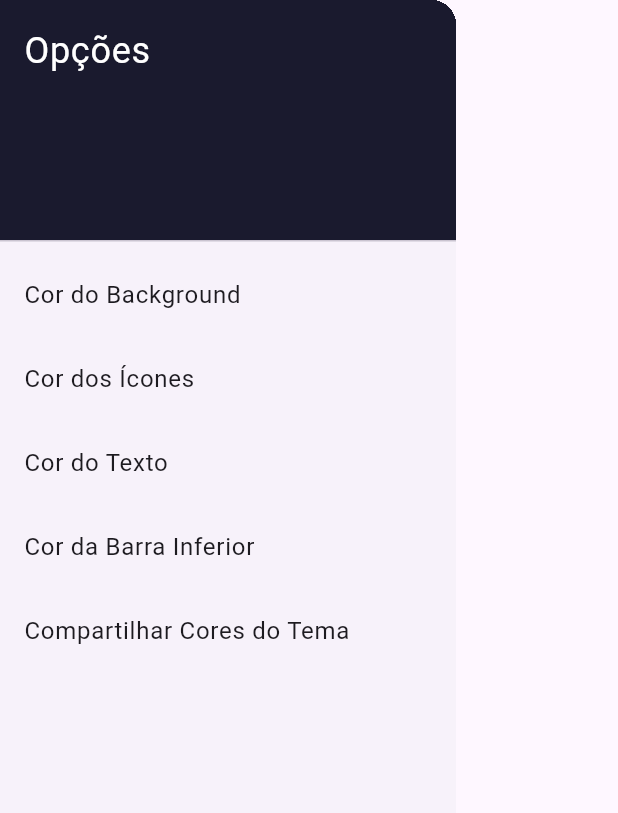
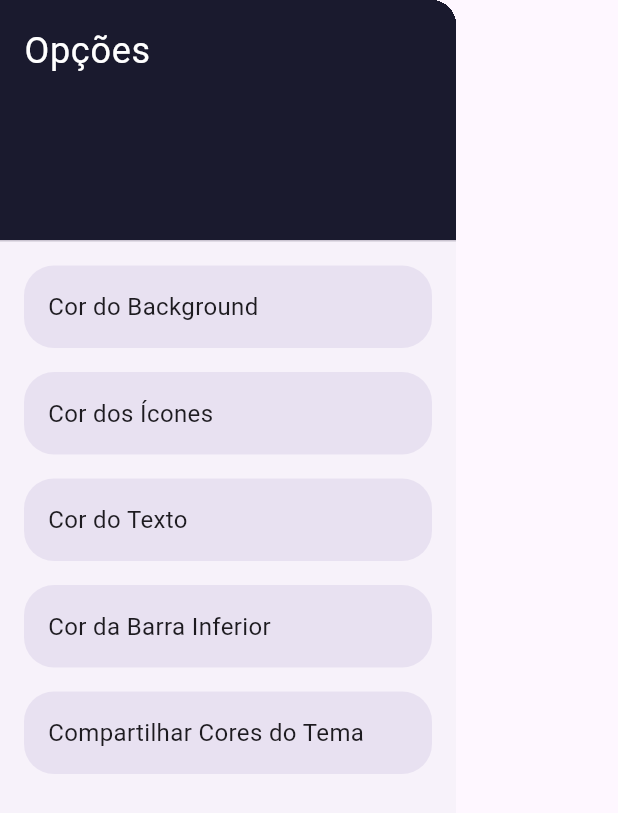
Before and after one commit to ricardo-cs22/my-theme, a Flutter app: the DrawerList widget shown alone on an empty page, opened directly, on a phone screen of 412 x 824 dp. Shown: the top 813 px of the screen. Run offline on Flutter 3.47's test engine with Material 3 defaults, Android fonts, the phone set to English and light mode, and no system bars; our stand-ins replace carousel_slider, flutter_colorpicker, flutter_rating_bar, share_plus; network calls fail.

Commit message:
add_buildListButton

```diff
--- a/lib/widgets/drawer_list.dart
+++ b/lib/widgets/drawer_list.dart
@@ -53,38 +53,58 @@ class DrawerList extends StatelessWidget {
               ),
             ),
           ),
-          ListTile(
-            title: Text('Cor do Background'),
-            onTap: () {
-              _openColorPicker(context, themeChanger.changeBackgroundColor);
-            },
+          _buildListButton(
+            context,
+            'Cor do Background',
+            () => _openColorPicker(context, themeChanger.changeBackgroundColor),
           ),
-          ListTile(
-            title: Text('Cor dos Ícones'),
-            onTap: () {
-              _openColorPicker(context, themeChanger.changeIconColor);
-            },
+          _buildListButton(
+            context,
+            'Cor dos Ícones',
+            () => _openColorPicker(context, themeChanger.changeIconColor),
           ),
-          ListTile(
-            title: Text('Cor do Texto'),
-            onTap: () {
-              _openColorPicker(context, themeChanger.changeTextColor);
-            },
+          _buildListButton(
+            context,
+            'Cor do Texto',
+            () => _openColorPicker(context, themeChanger.changeTextColor),
           ),
-          ListTile(
-            title: Text('Cor da Barra Inferior'),
-            onTap: () {
-              _openColorPicker(context, themeChanger.changeBottomNavBarColor);
-            },
+          _buildListButton(
+            context,
+            'Cor da Barra Inferior',
+            () =>
+                _openColorPicker(context, themeChanger.changeBottomNavBarColor),
           ),
-          ListTile(
-            title: Text('Compartilhar Cores do Tema'),
-            onTap: () {
-              themeChanger.shareThemeColors();
-            },
+          _buildListButton(
+            context,
+            'Compartilhar Cores do Tema',
+            () => themeChanger.shareThemeColors(),
           ),
         ],
       ),
     );
   }
+
+  Widget _buildListButton(
+      BuildContext context, String title, VoidCallback onTap) {
+    return Padding(
+      padding: EdgeInsets.symmetric(horizontal: 16.0, vertical: 8.0),
+      child: InkWell(
+        onTap: onTap,
+        borderRadius: BorderRadius.circular(20.0),
+        child: Container(
+          padding: EdgeInsets.all(16.0),
+          decoration: BoxDecoration(
+            borderRadius: BorderRadius.circular(20.0),
+            color: Theme.of(context).primaryColor.withOpacity(0.1),
+          ),
+          child: Text(
+            title,
+            style: TextStyle(
+              fontSize: 16.0,
+            ),
+          ),
+        ),
+      ),
+    );
+  }
 }
```
